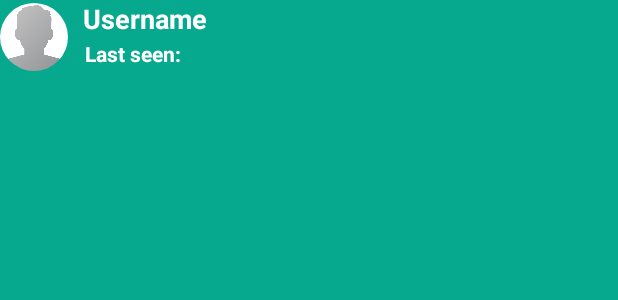
After one commit to Rohitn697/ChatApp, an Android app: the layout custom_chat_bar.xml on its own in the app's theme, with its tools: preview values and no code run, on a phone screen of 412 x 824 dp. The commit adds this screen. Shown: the top 300 px of the screen. Run offline under Robolectric (Android 15) with nearby library versions, the phone set to English and light mode, and no system bars.

Commit message:
added more customization to chat activity

```diff
--- a/app/src/main/AndroidManifest.xml
+++ b/app/src/main/AndroidManifest.xml
@@ -13,7 +13,10 @@
         android:roundIcon="@mipmap/ic_launcher_round"
         android:supportsRtl="true"
         android:theme="@style/AppTheme">
-        <activity android:name=".ChatActivity"></activity>
+        <activity android:name=".ChatActivity"
+            android:parentActivityName=".MainActivity">
+
+        </activity>
         <activity android:name=".profileActivity"></activity>
         <activity
             android:name=".FindFriendsActivity"
--- /dev/null
+++ b/app/src/main/res/layout/custom_chat_bar.xml
@@ -0,0 +1,46 @@
+<?xml version="1.0" encoding="utf-8"?>
+<RelativeLayout
+    xmlns:android="http://schemas.android.com/apk/res/android"
+    android:layout_width="match_parent"
+    android:layout_height="match_parent"
+    android:background="@color/colorPrimary"
+    >
+    <de.hdodenhof.circleimageview.CircleImageView
+        android:id="@+id/customProfilePic"
+        android:layout_width="45dp"
+        android:layout_height="45dp"
+        android:src="@drawable/profile_image"
+        android:layout_alignParentTop="true"
+        android:cropToPadding="true"
+        android:layout_marginTop="2dp"
+        >
+    </de.hdodenhof.circleimageview.CircleImageView>
+
+    <TextView
+        android:id="@+id/customProfileName"
+        android:layout_toRightOf="@+id/customProfilePic"
+        android:layout_width="wrap_content"
+        android:layout_height="wrap_content"
+        android:text="Username"
+        android:layout_alignParentTop="true"
+        android:textColor="@android:color/background_light"
+        android:layout_marginLeft="10dp"
+        android:textStyle="bold"
+        android:textSize="18sp"
+        />
+    <TextView
+        android:id="@+id/customLastSeen"
+        android:layout_toRightOf="@+id/customProfilePic"
+        android:layout_below="@+id/customProfileName"
+        android:layout_marginTop="1dp"
+        android:layout_width="wrap_content"
+        android:layout_height="wrap_content"
+        android:text="Last seen: "
+        android:textColor="@android:color/background_light"
+        android:layout_marginLeft="11dp"
+        android:textStyle="bold"
+        android:textSize="14sp"
+        />
+
+
+</RelativeLayout>
```
Also changed, not shown: app/src/main/java/com/example/chatapp/ChatActivity.java (+38 -3 lines), app/src/main/java/com/example/chatapp/ChatsFragment.java (+5 -2 lines).
